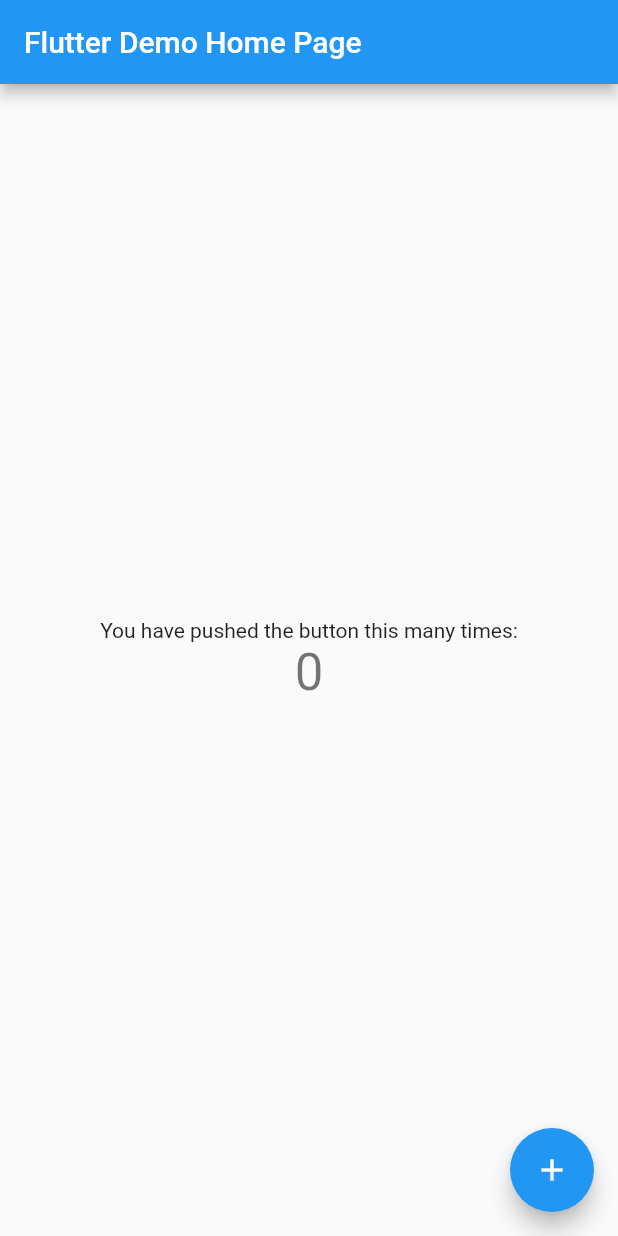
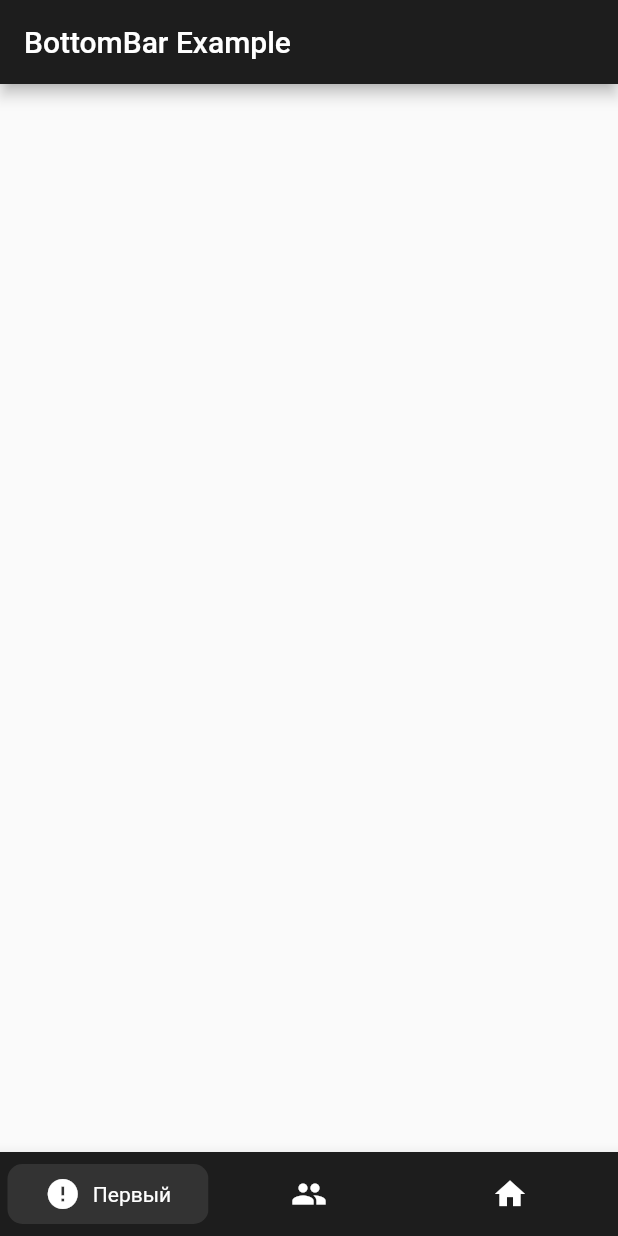
Before and after one commit to MbIXjkee/mob_futh, a Flutter app: the screen it shows after launch, on a phone screen of 412 x 824 dp. Run offline on Flutter 3.47's test engine with Material 2 defaults, Android fonts, the phone set to English and light mode, and no system bars.

Commit message:
Bottom example.

```diff
--- /dev/null
+++ b/lib/colors.dart
@@ -0,0 +1,7 @@
+import 'package:flutter/material.dart';
+
+const primaryColor = _nero,
+    selectedItemColor = _nightRider;
+
+const _nero = Color(0xFF1D1D1D),
+    _nightRider = Color(0xFF333333);
--- a/lib/main.dart
+++ b/lib/main.dart
@@ -1,47 +1,27 @@
 import 'package:flutter/material.dart';
+import 'package:mob_futh/colors.dart';
+import 'package:mob_futh/main_bottom_bar.dart';
 
 void main() {
   runApp(MyApp());
 }
 
 class MyApp extends StatelessWidget {
-  // This widget is the root of your application.
   @override
   Widget build(BuildContext context) {
     return MaterialApp(
-      title: 'Flutter Demo',
+      title: 'BottomBar Example',
       theme: ThemeData(
-        // This is the theme of your application.
-        //
-        // Try running your application with "flutter run". You'll see the
-        // application has a blue toolbar. Then, without quitting the app, try
-        // changing the primarySwatch below to Colors.green and then invoke
-        // "hot reload" (press "r" in the console where you ran "flutter run",
-        // or simply save your changes to "hot reload" in a Flutter IDE).
-        // Notice that the counter didn't reset back to zero; the application
-        // is not restarted.
-        primarySwatch: Colors.blue,
-        // This makes the visual density adapt to the platform that you run
-        // the app on. For desktop platforms, the controls will be smaller and
-        // closer together (more dense) than on mobile platforms.
+        primaryColor: primaryColor,
         visualDensity: VisualDensity.adaptivePlatformDensity,
       ),
-      home: MyHomePage(title: 'Flutter Demo Home Page'),
+      home: MyHomePage(title: 'BottomBar Example'),
     );
   }
 }
 
 class MyHomePage extends StatefulWidget {
   MyHomePage({Key key, this.title}) : super(key: key);
-
-  // This widget is the home page of your application. It is stateful, meaning
-  // that it has a State object (defined below) that contains fields that affect
-  // how it looks.
-
-  // This class is the configuration for the state. It holds the values (in this
-  // case the title) provided by the parent (in this case the App widget) and
-  // used by the build method of the State. Fields in a Widget subclass are
-  // always marked "final".
 
   final String title;
 
@@ -50,68 +30,34 @@ class MyHomePage extends StatefulWidget {
 }
 
 class _MyHomePageState extends State<MyHomePage> {
-  int _counter = 0;
+  Set<TabBarItem> _tabs;
 
-  void _incrementCounter() {
-    setState(() {
-      // This call to setState tells the Flutter framework that something has
-      // changed in this State, which causes it to rerun the build method below
-      // so that the display can reflect the updated values. If we changed
-      // _counter without calling setState(), then the build method would not be
-      // called again, and so nothing would appear to happen.
-      _counter++;
-    });
+  @override
+  void initState() {
+    super.initState();
+
+    _tabs = Set<TabBarItem>();
+    _tabs.add(TabBarItem(iconData: Icons.error, text: 'Первый'));
+    _tabs.add(TabBarItem(iconData: Icons.group, text: 'Второй'));
+    _tabs.add(TabBarItem(iconData: Icons.home, text: 'Третий'));
   }
 
   @override
   Widget build(BuildContext context) {
-    // This method is rerun every time setState is called, for instance as done
-    // by the _incrementCounter method above.
-    //
-    // The Flutter framework has been optimized to make rerunning build methods
-    // fast, so that you can just rebuild anything that needs updating rather
-    // than having to individually change instances of widgets.
     return Scaffold(
       appBar: AppBar(
-        // Here we take the value from the MyHomePage object that was created by
-        // the App.build method, and use it to set our appbar title.
         title: Text(widget.title),
       ),
       body: Center(
-        // Center is a layout widget. It takes a single child and positions it
-        // in the middle of the parent.
         child: Column(
-          // Column is also a layout widget. It takes a list of children and
-          // arranges them vertically. By default, it sizes itself to fit its
-          // children horizontally, and tries to be as tall as its parent.
-          //
-          // Invoke "debug painting" (press "p" in the console, choose the
-          // "Toggle Debug Paint" action from the Flutter Inspector in Android
-          // Studio, or the "Toggle Debug Paint" command in Visual Studio Code)
-          // to see the wireframe for each widget.
-          //
-          // Column has various properties to control how it sizes itself and
-          // how it positions its children. Here we use mainAxisAlignment to
-          // center the children vertically; the main axis here is the vertical
-          // axis because Columns are vertical (the cross axis would be
-          // horizontal).
-          mainAxisAlignment: MainAxisAlignment.center,
+          mainAxisAlignment: MainAxisAlignment.end,
           children: <Widget>[
-            Text(
-              'You have pushed the button this many times:',
-            ),
-            Text(
-              '$_counter',
-              style: Theme.of(context).textTheme.headline4,
-            ),
+            MainBottomBar(
+              tabs: _tabs,
+            )
           ],
         ),
       ),
-      floatingActionButton: FloatingActionButton(
-        onPressed: _incrementCounter,
-        tooltip: 'Increment',
-        child: Icon(Icons.add),
-      ), // This trailing comma makes auto-formatting nicer for build methods.
     );
   }
 }
--- /dev/null
+++ b/lib/main_bottom_bar.dart
@@ -0,0 +1,99 @@
+import 'package:flutter/material.dart';
+import 'package:mob_futh/colors.dart';
+
+/// Нижняя панель навигации.
+class MainBottomBar extends StatefulWidget {
+  final Set<TabBarItem> tabs;
+
+  const MainBottomBar({
+    Key key,
+    @required this.tabs,
+  }) : super(key: key);
+
+  @override
+  _MainBottomBarState createState() => _MainBottomBarState();
+}
+
+class _MainBottomBarState extends State<MainBottomBar> {
+  TabBarItem _selected;
+
+  @override
+  void initState() {
+    super.initState();
+
+    _selected = widget.tabs.first;
+  }
+
+  @override
+  Widget build(BuildContext context) {
+    return Material(
+      elevation: 8.0,
+      child: Container(
+        width: double.infinity,
+        height: kBottomNavigationBarHeight,
+        color: primaryColor,
+        child: Padding(
+          padding: const EdgeInsets.all(5.0),
+          child: Row(
+            mainAxisAlignment: MainAxisAlignment.spaceAround,
+            children: []..addAll(
+              widget.tabs
+                  .map((tab) => _buildTab(tab, _selected == tab))
+                  .toList(),
+            ),
+          ),
+        ),
+      ),
+    );
+  }
+
+  Widget _buildTab(TabBarItem item, bool isSelected) {
+    return Expanded(
+      child: InkWell(
+        onTap: () {
+          setState(() {
+            _selected = item;
+          });
+        },
+        child: AnimatedContainer(
+          duration: const Duration(milliseconds: 300),
+          decoration: BoxDecoration(
+            color: isSelected ? selectedItemColor : primaryColor,
+            borderRadius: BorderRadius.all(
+              Radius.circular(10),
+            ),
+          ),
+          child: Padding(
+            padding: const EdgeInsets.all(8.0),
+            child: Row(
+              mainAxisSize: MainAxisSize.min,
+              mainAxisAlignment: MainAxisAlignment.center,
+              children: <Widget>[
+                Icon(
+                  item.iconData,
+                  color: Colors.white,
+                ),
+                if (isSelected)
+                  Padding(
+                    padding: const EdgeInsets.only(left: 8.0),
+                    child: Text(
+                      item.text,
+                      style: TextStyle(color: Colors.white),
+                    ),
+                  )
+              ],
+            ),
+          ),
+        ),
+      ),
+    );
+  }
+}
+
+/// Данные для отображения элемента нижней панели
+class TabBarItem {
+  final IconData iconData;
+  final String text;
+
+  const TabBarItem({this.iconData, this.text});
+}
```
